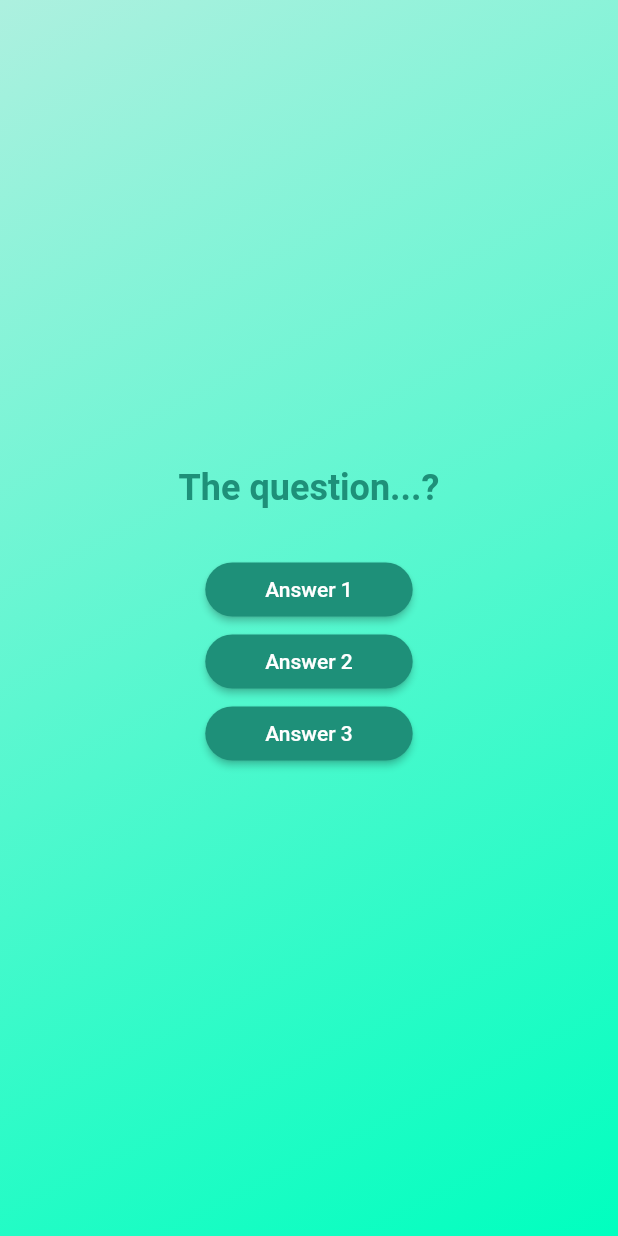
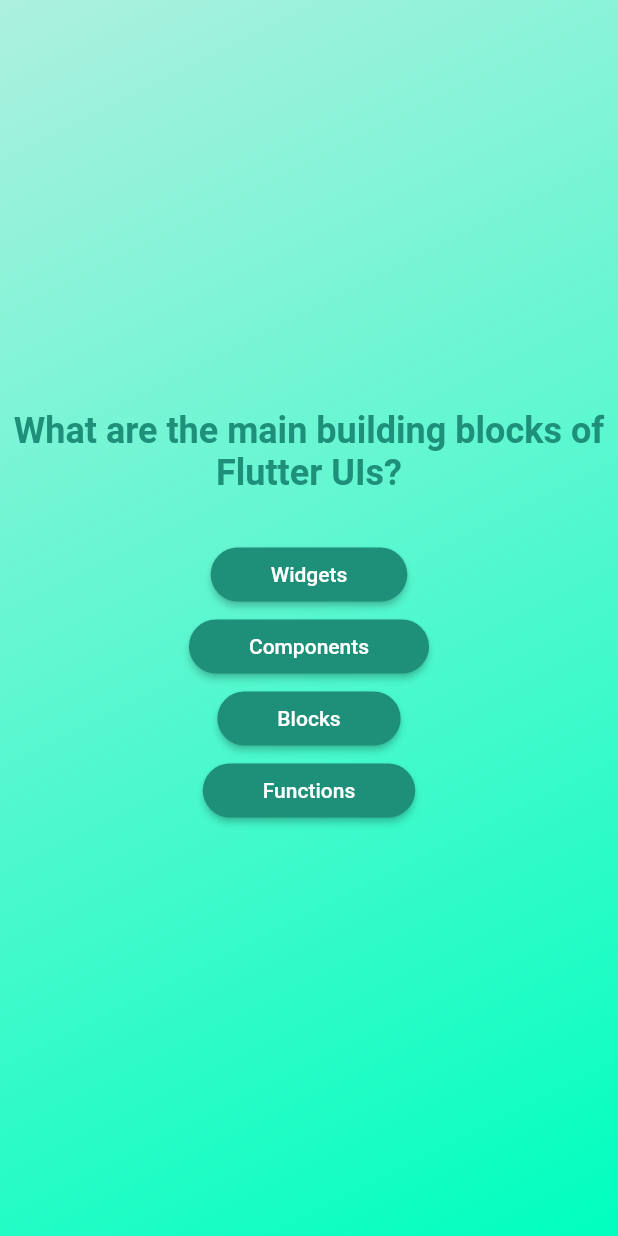
Before and after one commit to tmaulon/u_flutter_quiz_app, a Flutter app: the screen it shows after launch, after a tap on "Start quiz", on a phone screen of 412 x 824 dp. Run offline on Flutter 3.47's test engine with Material 2 defaults, Android fonts, the phone set to English and light mode, and no system bars.

Commit message:
mapping list and using spread operator

```diff
--- a/lib/questions_screen.dart
+++ b/lib/questions_screen.dart
@@ -1,5 +1,6 @@
 import 'package:flutter/material.dart';
 import 'package:u_flutter_quiz_app/components/answer_button.dart';
+import 'package:u_flutter_quiz_app/data/questions.dart';
 
 class QuestionsScreen extends StatefulWidget {
   const QuestionsScreen({super.key});
@@ -13,12 +14,14 @@
 class _QuestionsScreenState extends State<QuestionsScreen> {
   @override
   Widget build(BuildContext context) {
+    final currentQuestion = questions[0];
+
     return SizedBox(
       width: double.infinity,
       child: Column(mainAxisAlignment: MainAxisAlignment.center, children: [
-        const Text(
-          "The question...?",
-          style: TextStyle(
+        Text(
+          currentQuestion.text,
+          style: const TextStyle(
             fontSize: 24,
             color: Color.fromARGB(255, 30, 144, 121),
             fontWeight: FontWeight.bold,
@@ -28,18 +31,8 @@
         const SizedBox(
           height: 30,
         ),
-        AnswerButton(
-          answerText: 'Answer 1',
-          onTap: () {},
-        ),
-        AnswerButton(
-          answerText: 'Answer 2',
-          onTap: () {},
-        ),
-        AnswerButton(
-          answerText: 'Answer 3',
-          onTap: () {},
-        ),
+        ...currentQuestion.answers
+            .map((answer) => AnswerButton(answerText: answer, onTap: () {})),
       ]),
     );
   }
```
